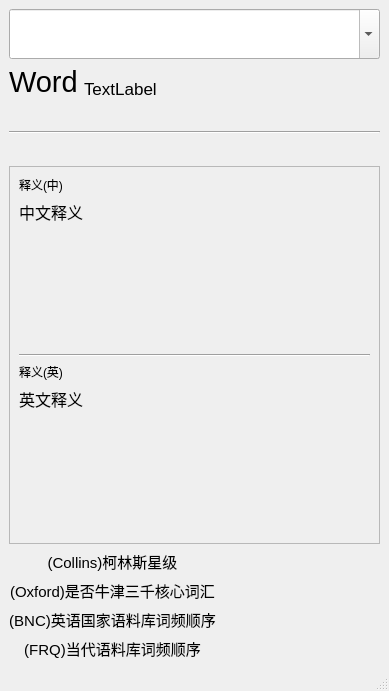
This is mainwindow.ui in esgloamp/ECDict as Qt 5 draws it before an edit. The edited form follows.
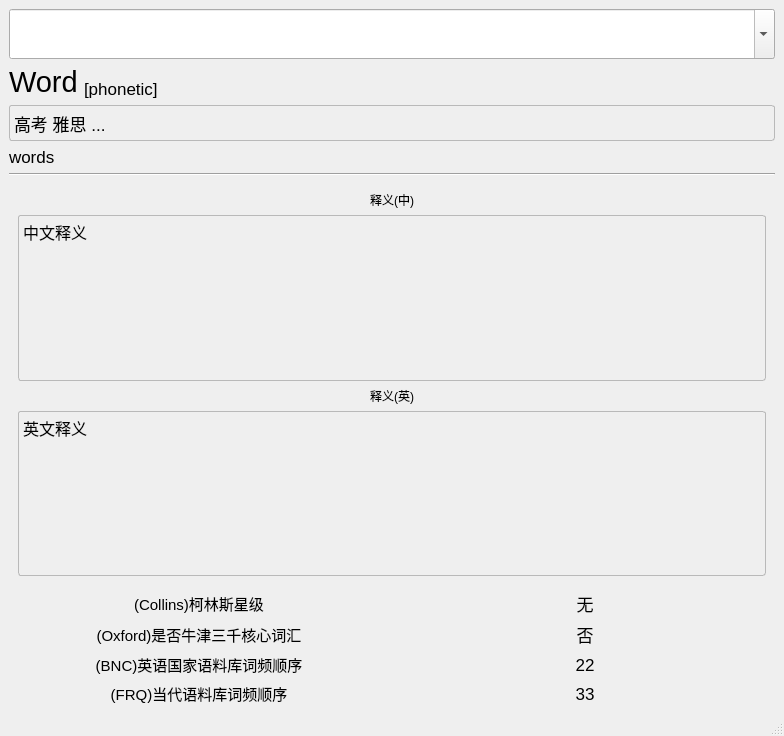
This is the edited form. Icons and pictures are not drawn. Custom widgets are drawn as their Qt base class.

Commit message: 增加了图标； 修改了界面

Diff of the .ui file:
```diff
--- a/mainwindow.ui
+++ b/mainwindow.ui
@@ -6,14 +6,33 @@
    <rect>
     <x>0</x>
     <y>0</y>
-    <width>389</width>
-    <height>691</height>
+    <width>784</width>
+    <height>736</height>
    </rect>
   </property>
   <property name="windowTitle">
-   <string>MainWindow</string>
+   <string>ECDict</string>
+  </property>
+  <property name="windowIcon">
+   <iconset resource="res/res.qrc">
+    <normaloff>:/icon.png</normaloff>:/icon.png</iconset>
+  </property>
+  <property name="windowOpacity">
+   <double>0.950000000000000</double>
+  </property>
+  <property name="styleSheet">
+   <string notr="true"/>
+  </property>
+  <property name="iconSize">
+   <size>
+    <width>24</width>
+    <height>24</height>
+   </size>
   </property>
   <widget class="QWidget" name="centralwidget">
+   <property name="styleSheet">
+    <string notr="true"/>
+   </property>
    <layout class="QVBoxLayout" name="verticalLayout">
     <item>
      <widget class="ComboBox" name="comboBox">
@@ -32,12 +51,15 @@
       <property name="font">
        <font>
         <family>Arial</family>
-        <pointsize>16</pointsize>
+        <pointsize>22</pointsize>
        </font>
       </property>
       <property name="cursor">
        <cursorShape>IBeamCursor</cursorShape>
       </property>
+      <property name="styleSheet">
+       <string notr="true"/>
+      </property>
       <property name="editable">
        <bool>true</bool>
       </property>
@@ -76,7 +98,7 @@
          </font>
         </property>
         <property name="text">
-         <string>TextLabel</string>
+         <string>[phonetic]</string>
         </property>
         <property name="alignment">
          <set>Qt::AlignBottom|Qt::AlignLeading|Qt::AlignLeft</set>
@@ -93,8 +115,13 @@
         <pointsize>13</pointsize>
        </font>
       </property>
+      <property name="styleSheet">
+       <string notr="true">border: 1px solid gray;
+border-radius:3px;
+border-color:#B9B9B9</string>
+      </property>
       <property name="text">
-       <string/>
+       <string>高考 雅思 ...</string>
       </property>
       <property name="alignment">
        <set>Qt::AlignBottom|Qt::AlignLeading|Qt::AlignLeft</set>
@@ -102,30 +129,38 @@
      </widget>
     </item>
     <item>
-     <widget class="Line" name="line_2">
+     <widget class="QLabel" name="exchange_content">
+      <property name="font">
+       <font>
+        <family>Arial</family>
+        <pointsize>13</pointsize>
+       </font>
+      </property>
+      <property name="text">
+       <string>words</string>
+      </property>
+      <property name="alignment">
+       <set>Qt::AlignBottom|Qt::AlignLeading|Qt::AlignLeft</set>
+      </property>
+      <property name="textInteractionFlags">
+       <set>Qt::TextSelectableByKeyboard|Qt::TextSelectableByMouse</set>
+      </property>
+     </widget>
+    </item>
+    <item>
+     <widget class="Line" name="line">
       <property name="orientation">
        <enum>Qt::Horizontal</enum>
       </property>
      </widget>
     </item>
-    <item>
-     <widget class="QLabel" name="exchange_content">
-      <property name="font">
-       <font>
-        <family>Arial</family>
-        <pointsize>13</pointsize>
-       </font>
-      </property>
-      <property name="text">
-       <string/>
-      </property>
-      <property name="alignment">
-       <set>Qt::AlignBottom|Qt::AlignLeading|Qt::AlignLeft</set>
-      </property>
-     </widget>
-    </item>
     <item>
      <widget class="QScrollArea" name="scrollArea">
+      <property name="styleSheet">
+       <string notr="true">QScrollArea {
+	border:0px;
+}</string>
+      </property>
       <property name="widgetResizable">
        <bool>true</bool>
       </property>
@@ -134,15 +169,15 @@
         <rect>
          <x>0</x>
          <y>0</y>
-         <width>369</width>
-         <height>363</height>
+         <width>766</width>
+         <height>404</height>
         </rect>
        </property>
        <layout class="QVBoxLayout" name="verticalLayout_2">
         <item>
          <widget class="QLabel" name="translation">
           <property name="sizePolicy">
-           <sizepolicy hsizetype="Fixed" vsizetype="Fixed">
+           <sizepolicy hsizetype="Preferred" vsizetype="Fixed">
             <horstretch>0</horstretch>
             <verstretch>0</verstretch>
            </sizepolicy>
@@ -151,7 +186,7 @@
            <string>释义(中)</string>
           </property>
           <property name="alignment">
-           <set>Qt::AlignLeading|Qt::AlignLeft|Qt::AlignTop</set>
+           <set>Qt::AlignBottom|Qt::AlignHCenter</set>
           </property>
          </widget>
         </item>
@@ -169,6 +204,10 @@
             <pointsize>12</pointsize>
            </font>
           </property>
+          <property name="styleSheet">
+           <string notr="true">border: 1px solid #b9b9b9;
+border-radius:3px;</string>
+          </property>
           <property name="text">
            <string>&lt;html&gt;&lt;head/&gt;&lt;body&gt;&lt;p&gt;中文释义&lt;/p&gt;&lt;/body&gt;&lt;/html&gt;</string>
           </property>
@@ -178,19 +217,15 @@
           <property name="wordWrap">
            <bool>true</bool>
           </property>
-         </widget>
-        </item>
-        <item>
-         <widget class="Line" name="line">
-          <property name="orientation">
-           <enum>Qt::Horizontal</enum>
+          <property name="textInteractionFlags">
+           <set>Qt::TextSelectableByKeyboard|Qt::TextSelectableByMouse</set>
           </property>
          </widget>
         </item>
         <item>
          <widget class="QLabel" name="definition">
           <property name="sizePolicy">
-           <sizepolicy hsizetype="Fixed" vsizetype="Fixed">
+           <sizepolicy hsizetype="Preferred" vsizetype="Fixed">
             <horstretch>0</horstretch>
             <verstretch>0</verstretch>
            </sizepolicy>
@@ -199,7 +234,7 @@
            <string>释义(英)</string>
           </property>
           <property name="alignment">
-           <set>Qt::AlignLeading|Qt::AlignLeft|Qt::AlignTop</set>
+           <set>Qt::AlignBottom|Qt::AlignHCenter</set>
           </property>
          </widget>
         </item>
@@ -211,6 +246,10 @@
             <pointsize>12</pointsize>
            </font>
           </property>
+          <property name="styleSheet">
+           <string notr="true">border: 1px solid #b9b9b9;
+border-radius:3px;</string>
+          </property>
           <property name="text">
            <string>英文释义</string>
           </property>
@@ -237,7 +276,7 @@
          </font>
         </property>
         <property name="text">
-         <string/>
+         <string>否</string>
         </property>
         <property name="alignment">
          <set>Qt::AlignCenter</set>
@@ -285,7 +324,7 @@
          </font>
         </property>
         <property name="text">
-         <string/>
+         <string>无</string>
         </property>
         <property name="alignment">
          <set>Qt::AlignCenter</set>
@@ -301,7 +340,7 @@
          </font>
         </property>
         <property name="text">
-         <string/>
+         <string>22</string>
         </property>
         <property name="alignment">
          <set>Qt::AlignCenter</set>
@@ -317,7 +356,7 @@
          </font>
         </property>
         <property name="text">
-         <string/>
+         <string>33</string>
         </property>
         <property name="alignment">
          <set>Qt::AlignCenter</set>
```
Left out of the diff: 19 changed lines with no effect on the pictures. The commit also changes 4 other files.
